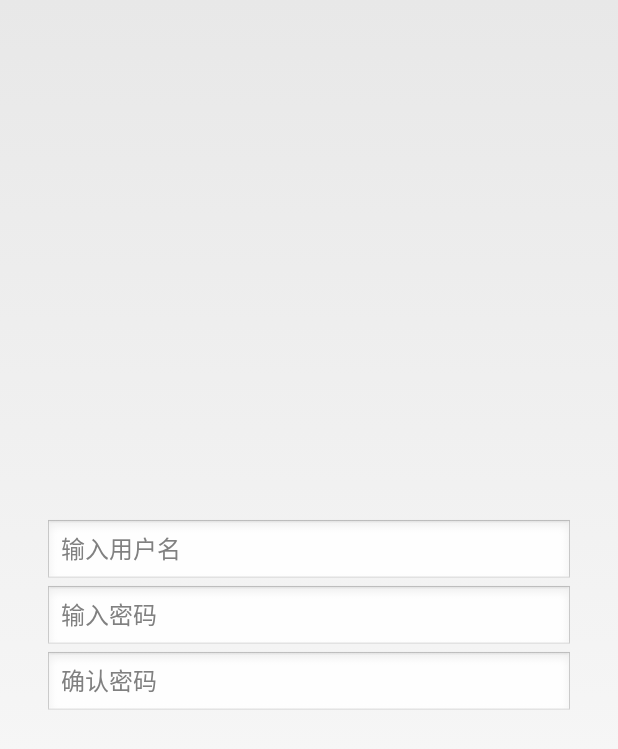
After one commit to 755586/Whack-A-Mole, an Android app: the layout dialog_register.xml on its own in the app's theme, with its tools: preview values and no code run, on a phone screen of 412 x 824 dp. The commit adds this screen. Shown: the top 749 px of the screen. Run offline under Robolectric (Android 15) with nearby library versions, the phone set to English and light mode, and no system bars.

Commit message:
加入注册弹框

```diff
--- /dev/null
+++ b/app/src/main/res/layout/dialog_register.xml
@@ -0,0 +1,57 @@
+<?xml version="1.0" encoding="utf-8"?>
+<RelativeLayout
+        xmlns:android="http://schemas.android.com/apk/res/android"
+        xmlns:tools="http://schemas.android.com/tools"
+        android:layout_width="match_parent"
+        android:layout_height="match_parent"
+        tools:context="com.ecjtu.whack_a_mole.activity.LoginActivity">
+    <LinearLayout
+            android:layout_width="match_parent"
+            android:layout_height="wrap_content"
+            android:layout_marginLeft="30dp"
+            android:layout_marginRight="30dp"
+            android:orientation="vertical"
+            android:layout_centerInParent="true">
+        <LinearLayout
+                android:layout_width="match_parent"
+                android:layout_height="44dp"
+                android:gravity="center_vertical"
+                android:orientation="horizontal">
+            <EditText android:id="@+id/et_username"
+                      android:layout_width="0dp"
+                      android:layout_height="match_parent"
+                      android:layout_weight="1"
+                      android:singleLine="true"
+                      android:textSize="16sp"
+                      android:hint="输入用户名"/>
+        </LinearLayout>
+        <LinearLayout
+                android:layout_width="match_parent"
+                android:layout_height="44dp"
+                android:gravity="center_vertical"
+                android:orientation="horizontal">
+            <EditText android:id="@+id/et_password"
+                      android:layout_width="0dp"
+                      android:layout_height="match_parent"
+                      android:layout_weight="1"
+                      android:singleLine="true"
+                      android:textSize="16sp"
+                      android:hint="输入密码"
+                      android:inputType="textPassword"/>
+        </LinearLayout>
+        <LinearLayout
+                android:layout_width="match_parent"
+                android:layout_height="44dp"
+                android:gravity="center_vertical"
+                android:orientation="horizontal">
+            <EditText android:id="@+id/et_password2"
+                      android:layout_width="0dp"
+                      android:layout_height="match_parent"
+                      android:layout_weight="1"
+                      android:singleLine="true"
+                      android:textSize="16sp"
+                      android:hint="确认密码"
+                      android:inputType="textPassword"/>
+        </LinearLayout>
+    </LinearLayout>
+</RelativeLayout>
```
Also changed, not shown: app/src/main/java/com/ecjtu/whack_a_mole/activity/LoginActivity.java (+93 -7 lines).
